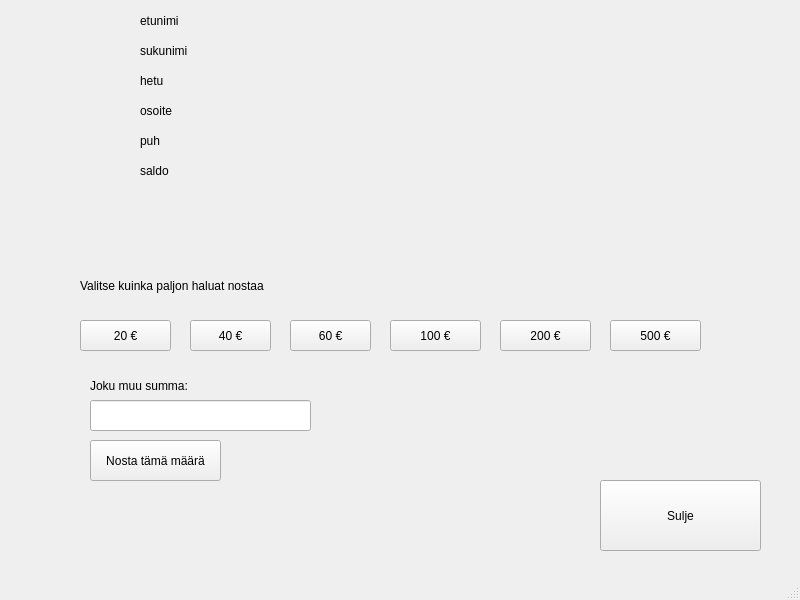
First picture: the form in bankautomat/nostarahaa.ui, repository tvt21kmo-bank-project/group_7, before the edit.
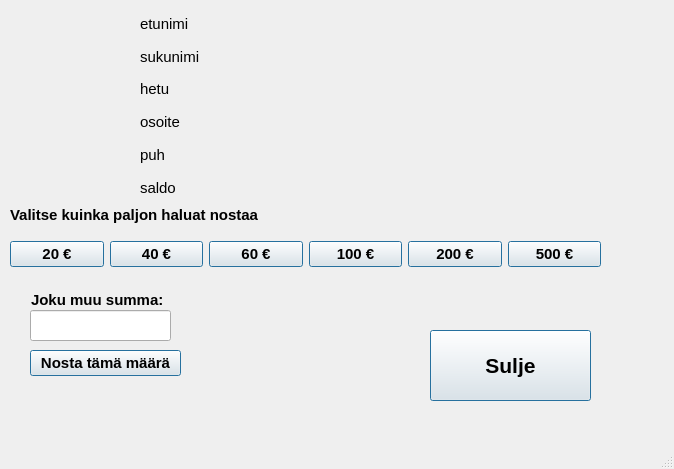
Second picture: the form after the edit.

Commit message: Nosta rahaa tilitapahtumalla

```diff
--- a/bankautomat/nostarahaa.ui
+++ b/bankautomat/nostarahaa.ui
@@ -6,179 +6,61 @@
    <rect>
     <x>0</x>
     <y>0</y>
-    <width>800</width>
-    <height>600</height>
+    <width>674</width>
+    <height>469</height>
    </rect>
   </property>
+  <property name="font">
+   <font>
+    <pointsize>8</pointsize>
+   </font>
+  </property>
   <property name="windowTitle">
    <string>MainWindow</string>
   </property>
+  <property name="styleSheet">
+   <string notr="true"/>
+  </property>
   <widget class="QWidget" name="centralwidget">
-   <widget class="QPushButton" name="nappiNosta20">
-    <property name="geometry">
-     <rect>
-      <x>80</x>
-      <y>320</y>
-      <width>91</width>
-      <height>31</height>
-     </rect>
-    </property>
-    <property name="text">
-     <string>20 €</string>
-    </property>
-   </widget>
-   <widget class="QPushButton" name="nappiNosta40">
-    <property name="geometry">
-     <rect>
-      <x>190</x>
-      <y>320</y>
-      <width>81</width>
-      <height>31</height>
-     </rect>
-    </property>
-    <property name="text">
-     <string>40 €</string>
-    </property>
-   </widget>
-   <widget class="QPushButton" name="nappiNosta60">
-    <property name="geometry">
-     <rect>
-      <x>290</x>
-      <y>320</y>
-      <width>81</width>
-      <height>31</height>
-     </rect>
-    </property>
-    <property name="text">
-     <string>60 €</string>
-    </property>
-   </widget>
-   <widget class="QPushButton" name="nappiNosta100">
-    <property name="geometry">
-     <rect>
-      <x>390</x>
-      <y>320</y>
-      <width>91</width>
-      <height>31</height>
-     </rect>
-    </property>
-    <property name="text">
-     <string>100 €</string>
-    </property>
-   </widget>
-   <widget class="QPushButton" name="nappiNosta500">
-    <property name="geometry">
-     <rect>
-      <x>610</x>
-      <y>320</y>
-      <width>91</width>
-      <height>31</height>
-     </rect>
-    </property>
-    <property name="text">
-     <string>500 €</string>
-    </property>
-   </widget>
-   <widget class="QPushButton" name="nappiNosta200">
-    <property name="geometry">
-     <rect>
-      <x>500</x>
-      <y>320</y>
-      <width>91</width>
-      <height>31</height>
-     </rect>
-    </property>
-    <property name="text">
-     <string>200 €</string>
-    </property>
-   </widget>
    <widget class="QLabel" name="label">
     <property name="geometry">
      <rect>
-      <x>80</x>
-      <y>260</y>
+      <x>10</x>
+      <y>200</y>
       <width>321</width>
-      <height>51</height>
+      <height>31</height>
      </rect>
     </property>
+    <property name="font">
+     <font>
+      <pointsize>11</pointsize>
+      <weight>75</weight>
+      <bold>true</bold>
+     </font>
+    </property>
+    <property name="focusPolicy">
+     <enum>Qt::StrongFocus</enum>
+    </property>
     <property name="text">
      <string>Valitse kuinka paljon haluat nostaa</string>
     </property>
    </widget>
-   <widget class="QLabel" name="etunimilbl">
-    <property name="geometry">
-     <rect>
-      <x>140</x>
-      <y>10</y>
-      <width>231</width>
-      <height>21</height>
-     </rect>
-    </property>
-    <property name="text">
-     <string>etunimi</string>
-    </property>
-   </widget>
-   <widget class="QLabel" name="sukunimilbl">
-    <property name="geometry">
-     <rect>
-      <x>140</x>
-      <y>40</y>
-      <width>241</width>
-      <height>21</height>
-     </rect>
-    </property>
-    <property name="text">
-     <string>sukunimi</string>
-    </property>
-   </widget>
-   <widget class="QLabel" name="hetulbl">
-    <property name="geometry">
-     <rect>
-      <x>140</x>
-      <y>70</y>
-      <width>251</width>
-      <height>21</height>
-     </rect>
-    </property>
-    <property name="text">
-     <string>hetu</string>
-    </property>
-   </widget>
-   <widget class="QLabel" name="osoitelbl">
-    <property name="geometry">
-     <rect>
-      <x>140</x>
-      <y>100</y>
-      <width>271</width>
-      <height>21</height>
-     </rect>
-    </property>
-    <property name="text">
-     <string>osoite</string>
-    </property>
-   </widget>
-   <widget class="QLabel" name="puhlbl">
-    <property name="geometry">
-     <rect>
-      <x>140</x>
-      <y>130</y>
-      <width>271</width>
-      <height>21</height>
-     </rect>
-    </property>
-    <property name="text">
-     <string>puh</string>
-    </property>
-   </widget>
    <widget class="QLabel" name="label_2">
     <property name="geometry">
      <rect>
-      <x>90</x>
-      <y>370</y>
-      <width>201</width>
-      <height>31</height>
+      <x>31</x>
+      <y>291</y>
+      <width>141</width>
+      <height>18</height>
      </rect>
     </property>
+    <property name="font">
+     <font>
+      <pointsize>11</pointsize>
+      <weight>75</weight>
+      <bold>true</bold>
+     </font>
+    </property>
     <property name="text">
      <string>Joku muu summa:</string>
     </property>
@@ -186,51 +68,294 @@
    <widget class="QLineEdit" name="nostoTaulu">
     <property name="geometry">
      <rect>
-      <x>90</x>
-      <y>400</y>
-      <width>221</width>
+      <x>30</x>
+      <y>310</y>
+      <width>141</width>
       <height>31</height>
      </rect>
     </property>
-   </widget>
-   <widget class="QLabel" name="saldolbl">
-    <property name="geometry">
-     <rect>
-      <x>140</x>
-      <y>160</y>
-      <width>261</width>
-      <height>21</height>
-     </rect>
-    </property>
-    <property name="text">
-     <string>saldo</string>
+    <property name="font">
+     <font>
+      <pointsize>11</pointsize>
+     </font>
     </property>
    </widget>
    <widget class="QPushButton" name="nostoNappi">
     <property name="geometry">
      <rect>
-      <x>90</x>
-      <y>440</y>
-      <width>131</width>
-      <height>41</height>
+      <x>30</x>
+      <y>350</y>
+      <width>151</width>
+      <height>26</height>
      </rect>
     </property>
+    <property name="font">
+     <font>
+      <pointsize>11</pointsize>
+      <weight>75</weight>
+      <bold>true</bold>
+     </font>
+    </property>
+    <property name="cursor">
+     <cursorShape>PointingHandCursor</cursorShape>
+    </property>
     <property name="text">
      <string>Nosta tämä määrä</string>
     </property>
+    <property name="default">
+     <bool>true</bool>
+    </property>
    </widget>
    <widget class="QPushButton" name="nappiSulje">
     <property name="geometry">
      <rect>
-      <x>600</x>
-      <y>480</y>
+      <x>430</x>
+      <y>330</y>
       <width>161</width>
       <height>71</height>
      </rect>
     </property>
+    <property name="font">
+     <font>
+      <pointsize>16</pointsize>
+      <weight>75</weight>
+      <bold>true</bold>
+     </font>
+    </property>
+    <property name="cursor">
+     <cursorShape>PointingHandCursor</cursorShape>
+    </property>
     <property name="text">
      <string>Sulje</string>
     </property>
+    <property name="default">
+     <bool>true</bool>
+    </property>
+   </widget>
+   <widget class="QWidget" name="">
+    <property name="geometry">
+     <rect>
+      <x>10</x>
+      <y>240</y>
+      <width>591</width>
+      <height>28</height>
+     </rect>
+    </property>
+    <property name="font">
+     <font>
+      <weight>75</weight>
+      <bold>true</bold>
+     </font>
+    </property>
+    <property name="cursor">
+     <cursorShape>PointingHandCursor</cursorShape>
+    </property>
+    <layout class="QHBoxLayout" name="horizontalLayout">
+     <item>
+      <widget class="QPushButton" name="nappiNosta20">
+       <property name="font">
+        <font>
+         <pointsize>11</pointsize>
+         <weight>75</weight>
+         <bold>true</bold>
+        </font>
+       </property>
+       <property name="cursor">
+        <cursorShape>PointingHandCursor</cursorShape>
+       </property>
+       <property name="text">
+        <string>20 €</string>
+       </property>
+       <property name="default">
+        <bool>true</bool>
+       </property>
+      </widget>
+     </item>
+     <item>
+      <widget class="QPushButton" name="nappiNosta40">
+       <property name="font">
+        <font>
+         <pointsize>11</pointsize>
+         <weight>75</weight>
+         <bold>true</bold>
+        </font>
+       </property>
+       <property name="cursor">
+        <cursorShape>PointingHandCursor</cursorShape>
+       </property>
+       <property name="text">
+        <string>40 €</string>
+       </property>
+       <property name="default">
+        <bool>true</bool>
+       </property>
+      </widget>
+     </item>
+     <item>
+      <widget class="QPushButton" name="nappiNosta60">
+       <property name="font">
+        <font>
+         <pointsize>11</pointsize>
+         <weight>75</weight>
+         <bold>true</bold>
+        </font>
+       </property>
+       <property name="cursor">
+        <cursorShape>PointingHandCursor</cursorShape>
+       </property>
+       <property name="text">
+        <string>60 €</string>
+       </property>
+       <property name="default">
+        <bool>true</bool>
+       </property>
+      </widget>
+     </item>
+     <item>
+      <widget class="QPushButton" name="nappiNosta100">
+       <property name="font">
+        <font>
+         <pointsize>11</pointsize>
+         <weight>75</weight>
+         <bold>true</bold>
+        </font>
+       </property>
+       <property name="cursor">
+        <cursorShape>PointingHandCursor</cursorShape>
+       </property>
+       <property name="text">
+        <string>100 €</string>
+       </property>
+       <property name="default">
+        <bool>true</bool>
+       </property>
+      </widget>
+     </item>
+     <item>
+      <widget class="QPushButton" name="nappiNosta200">
+       <property name="font">
+        <font>
+         <pointsize>11</pointsize>
+         <weight>75</weight>
+         <bold>true</bold>
+        </font>
+       </property>
+       <property name="cursor">
+        <cursorShape>PointingHandCursor</cursorShape>
+       </property>
+       <property name="text">
+        <string>200 €</string>
+       </property>
+       <property name="default">
+        <bool>true</bool>
+       </property>
+      </widget>
+     </item>
+     <item>
+      <widget class="QPushButton" name="nappiNosta500">
+       <property name="font">
+        <font>
+         <pointsize>11</pointsize>
+         <weight>75</weight>
+         <bold>true</bold>
+        </font>
+       </property>
+       <property name="cursor">
+        <cursorShape>PointingHandCursor</cursorShape>
+       </property>
+       <property name="text">
+        <string>500 €</string>
+       </property>
+       <property name="default">
+        <bool>true</bool>
+       </property>
+      </widget>
+     </item>
+    </layout>
+   </widget>
+   <widget class="QWidget" name="">
+    <property name="geometry">
+     <rect>
+      <x>140</x>
+      <y>10</y>
+      <width>351</width>
+      <height>191</height>
+     </rect>
+    </property>
+    <layout class="QVBoxLayout" name="verticalLayout">
+     <item>
+      <widget class="QLabel" name="etunimilbl">
+       <property name="font">
+        <font>
+         <pointsize>11</pointsize>
+        </font>
+       </property>
+       <property name="text">
+        <string>etunimi</string>
+       </property>
+      </widget>
+     </item>
+     <item>
+      <widget class="QLabel" name="sukunimilbl">
+       <property name="font">
+        <font>
+         <pointsize>11</pointsize>
+        </font>
+       </property>
+       <property name="text">
+        <string>sukunimi</string>
+       </property>
+      </widget>
+     </item>
+     <item>
+      <widget class="QLabel" name="hetulbl">
+       <property name="font">
+        <font>
+         <pointsize>11</pointsize>
+        </font>
+       </property>
+       <property name="text">
+        <string>hetu</string>
+       </property>
+      </widget>
+     </item>
+     <item>
+      <widget class="QLabel" name="osoitelbl">
+       <property name="font">
+        <font>
+         <pointsize>11</pointsize>
+        </font>
+       </property>
+       <property name="text">
+        <string>osoite</string>
+       </property>
+      </widget>
+     </item>
+     <item>
+      <widget class="QLabel" name="puhlbl">
+       <property name="font">
+        <font>
+         <pointsize>11</pointsize>
+        </font>
+       </property>
+       <property name="text">
+        <string>puh</string>
+       </property>
+      </widget>
+     </item>
+     <item>
+      <widget class="QLabel" name="saldolbl">
+       <property name="font">
+        <font>
+         <pointsize>11</pointsize>
+        </font>
+       </property>
+       <property name="text">
+        <string>saldo</string>
+       </property>
+      </widget>
+     </item>
+    </layout>
    </widget>
   </widget>
   <widget class="QMenuBar" name="menubar">
```
Left out of the diff: 4 changed lines with no effect on the pictures. The commit also changes 2 other files.
